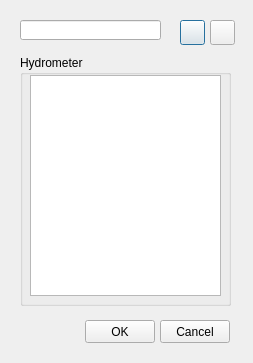
Giswater/giswater_qgis_plugin, file ui/mincut_add_hydrometer.ui: the form before one commit.
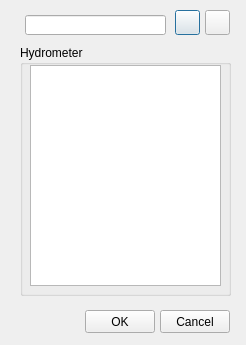
The form after the commit. Icons and pictures are not drawn.

What changed in the file:
```diff
--- a/ui/mincut_add_hydrometer.ui
+++ b/ui/mincut_add_hydrometer.ui
@@ -6,8 +6,8 @@
    <rect>
     <x>0</x>
     <y>0</y>
-    <width>253</width>
-    <height>363</height>
+    <width>246</width>
+    <height>345</height>
    </rect>
   </property>
   <property name="windowTitle">
@@ -17,7 +17,7 @@
    <property name="geometry">
     <rect>
      <x>20</x>
-     <y>55</y>
+     <y>45</y>
      <width>211</width>
      <height>251</height>
     </rect>
@@ -39,8 +39,8 @@
   <widget class="QPushButton" name="btn_insert">
    <property name="geometry">
     <rect>
-     <x>180</x>
-     <y>20</y>
+     <x>175</x>
+     <y>10</y>
      <width>25</width>
      <height>25</height>
     </rect>
@@ -56,8 +56,8 @@
   <widget class="QPushButton" name="btn_delete">
    <property name="geometry">
     <rect>
-     <x>210</x>
-     <y>20</y>
+     <x>205</x>
+     <y>10</y>
      <width>25</width>
      <height>25</height>
     </rect>
@@ -74,7 +74,7 @@
    <property name="geometry">
     <rect>
      <x>160</x>
-     <y>320</y>
+     <y>310</y>
      <width>70</width>
      <height>23</height>
     </rect>
@@ -87,7 +87,7 @@
    <property name="geometry">
     <rect>
      <x>85</x>
-     <y>320</y>
+     <y>310</y>
      <width>70</width>
      <height>23</height>
     </rect>
@@ -99,8 +99,8 @@
   <widget class="QLineEdit" name="hydrometer_id">
    <property name="geometry">
     <rect>
-     <x>20</x>
-     <y>20</y>
+     <x>25</x>
+     <y>15</y>
      <width>141</width>
      <height>20</height>
     </rect>
```
Left out of the diff: 4 changed lines with no effect on the pictures.
